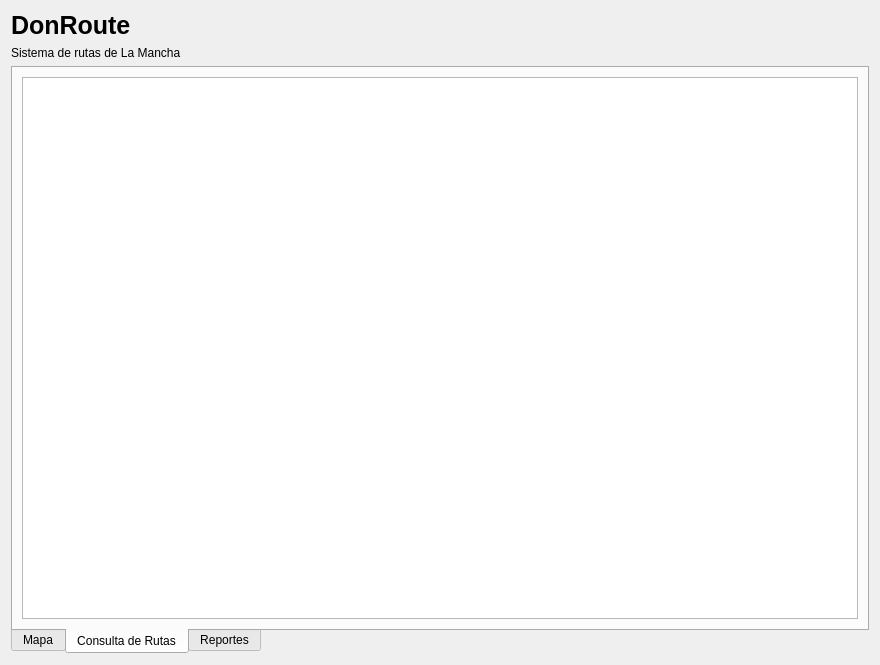
This is ui/mainview.ui in Aryelrh/DonRoute as Qt 5 draws it before an edit. The edited form follows.
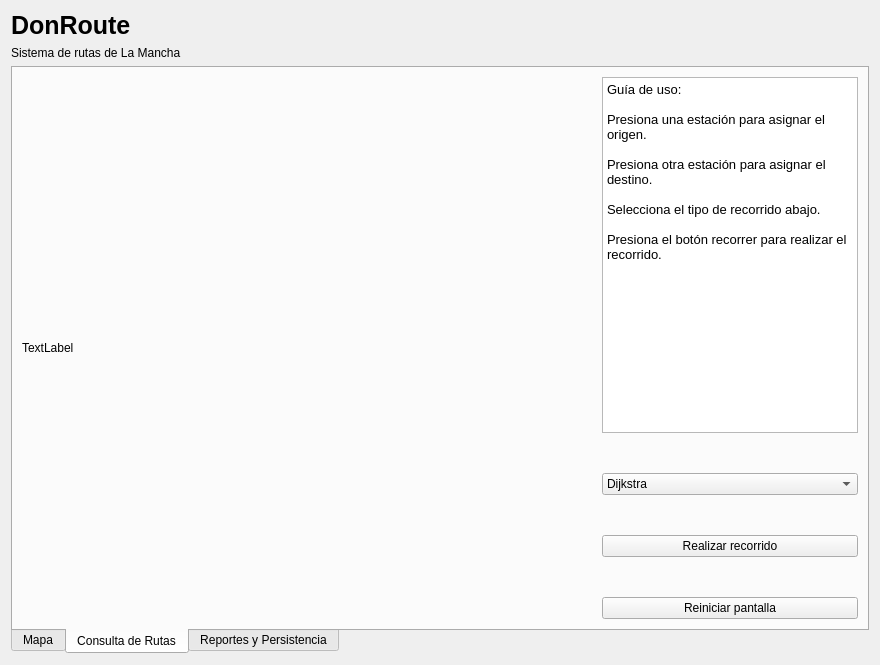
This is the edited form. The open tabs and pages were chosen to show the change.

```diff
--- a/ui/mainview.ui
+++ b/ui/mainview.ui
@@ -115,7 +115,97 @@
            <item row="0" column="0">
             <layout class="QHBoxLayout" name="horizontalLayout_3">
              <item>
-              <widget class="QGraphicsView" name="viewRoutesMap"/>
+              <widget class="QLabel" name="lblRoutesMap">
+               <property name="sizePolicy">
+                <sizepolicy hsizetype="Expanding" vsizetype="Expanding">
+                 <horstretch>0</horstretch>
+                 <verstretch>0</verstretch>
+                </sizepolicy>
+               </property>
+               <property name="text">
+                <string>TextLabel</string>
+               </property>
+              </widget>
+             </item>
+             <item>
+              <layout class="QVBoxLayout" name="verticalLayout_4">
+               <property name="spacing">
+                <number>40</number>
+               </property>
+               <item>
+                <widget class="QTextEdit" name="textEdit_2">
+                 <property name="sizePolicy">
+                  <sizepolicy hsizetype="Minimum" vsizetype="Minimum">
+                   <horstretch>0</horstretch>
+                   <verstretch>0</verstretch>
+                  </sizepolicy>
+                 </property>
+                 <property name="maximumSize">
+                  <size>
+                   <width>16777215</width>
+                   <height>500</height>
+                  </size>
+                 </property>
+                 <property name="readOnly">
+                  <bool>true</bool>
+                 </property>
+                 <property name="html">
+                  <string>&lt;!DOCTYPE HTML PUBLIC &quot;-//W3C//DTD HTML 4.0//EN&quot; &quot;http://www.w3.org/TR/REC-html40/strict.dtd&quot;&gt;
+&lt;html&gt;&lt;head&gt;&lt;meta name=&quot;qrichtext&quot; content=&quot;1&quot; /&gt;&lt;meta charset=&quot;utf-8&quot; /&gt;&lt;style type=&quot;text/css&quot;&gt;
+p, li { white-space: pre-wrap; }
+hr { height: 1px; border-width: 0; }
+li.unchecked::marker { content: &quot;\2610&quot;; }
+li.checked::marker { content: &quot;\2612&quot;; }
+&lt;/style&gt;&lt;/head&gt;&lt;body style=&quot; font-family:'Adwaita Sans'; font-size:10pt; font-weight:400; font-style:normal;&quot;&gt;
+&lt;p style=&quot; margin-top:0px; margin-bottom:0px; margin-left:0px; margin-right:0px; -qt-block-indent:0; text-indent:0px;&quot;&gt;Guía de uso:&lt;br /&gt;&lt;br /&gt;Presiona una estación para asignar el origen.&lt;/p&gt;
+&lt;p style=&quot;-qt-paragraph-type:empty; margin-top:0px; margin-bottom:0px; margin-left:0px; margin-right:0px; -qt-block-indent:0; text-indent:0px;&quot;&gt;&lt;br /&gt;&lt;/p&gt;
+&lt;p style=&quot; margin-top:0px; margin-bottom:0px; margin-left:0px; margin-right:0px; -qt-block-indent:0; text-indent:0px;&quot;&gt;Presiona otra estación para asignar el destino.&lt;/p&gt;
+&lt;p style=&quot;-qt-paragraph-type:empty; margin-top:0px; margin-bottom:0px; margin-left:0px; margin-right:0px; -qt-block-indent:0; text-indent:0px;&quot;&gt;&lt;br /&gt;&lt;/p&gt;
+&lt;p style=&quot; margin-top:0px; margin-bottom:0px; margin-left:0px; margin-right:0px; -qt-block-indent:0; text-indent:0px;&quot;&gt;Selecciona el tipo de recorrido abajo.&lt;/p&gt;
+&lt;p style=&quot;-qt-paragraph-type:empty; margin-top:0px; margin-bottom:0px; margin-left:0px; margin-right:0px; -qt-block-indent:0; text-indent:0px;&quot;&gt;&lt;br /&gt;&lt;/p&gt;
+&lt;p style=&quot; margin-top:0px; margin-bottom:0px; margin-left:0px; margin-right:0px; -qt-block-indent:0; text-indent:0px;&quot;&gt;Presiona el botón recorrer para realizar el recorrido.&lt;/p&gt;&lt;/body&gt;&lt;/html&gt;</string>
+                 </property>
+                </widget>
+               </item>
+               <item>
+                <widget class="QComboBox" name="comboBox">
+                 <item>
+                  <property name="text">
+                   <string>Dijkstra</string>
+                  </property>
+                 </item>
+                 <item>
+                  <property name="text">
+                   <string>Floyd-Warshall</string>
+                  </property>
+                 </item>
+                 <item>
+                  <property name="text">
+                   <string>Prim</string>
+                  </property>
+                 </item>
+                 <item>
+                  <property name="text">
+                   <string>Kruskal</string>
+                  </property>
+                 </item>
+                </widget>
+               </item>
+               <item>
+                <widget class="QPushButton" name="btnUseAlgorithm">
+                 <property name="text">
+                  <string>Realizar recorrido</string>
+                 </property>
+                </widget>
+               </item>
+               <item>
+                <widget class="QPushButton" name="btnReset">
+                 <property name="text">
+                  <string>Reiniciar pantalla</string>
+                 </property>
+                </widget>
+               </item>
+              </layout>
              </item>
             </layout>
            </item>
@@ -123,7 +213,7 @@
          </widget>
          <widget class="QWidget" name="tab_2">
           <attribute name="title">
-           <string>Reportes</string>
+           <string>Reportes y Persistencia</string>
           </attribute>
          </widget>
         </widget>
```
Left out of the diff: 137 changed lines with no effect on the pictures.
